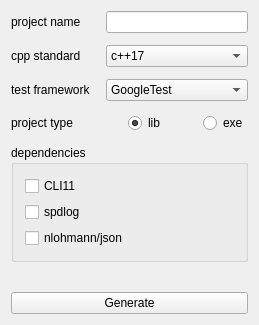
The window that src/app/mainwindow.ui (snezsky/gena) describes before a commit, drawn with Qt 5.
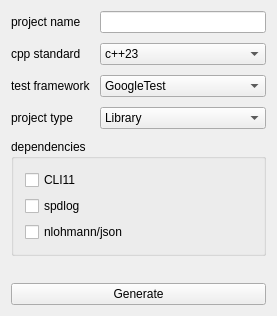
The same window after the commit.

Commit message: add new project type

Diff of the .ui file:
```diff
--- a/src/app/mainwindow.ui
+++ b/src/app/mainwindow.ui
@@ -6,8 +6,8 @@
    <rect>
     <x>0</x>
     <y>0</y>
-    <width>259</width>
-    <height>325</height>
+    <width>277</width>
+    <height>316</height>
    </rect>
   </property>
   <property name="windowTitle">
@@ -15,16 +15,40 @@
   </property>
   <widget class="QWidget" name="centralWidget">
    <layout class="QGridLayout" name="gridLayout">
-    <property name="horizontalSpacing">
-     <number>15</number>
-    </property>
     <property name="verticalSpacing">
-     <number>12</number>
+     <number>10</number>
     </property>
-    <item row="0" column="1" colspan="3">
+    <item row="0" column="0">
+     <widget class="QLabel" name="label_name">
+      <property name="text">
+       <string>project name</string>
+      </property>
+      <property name="alignment">
+       <set>Qt::AlignmentFlag::AlignLeading|Qt::AlignmentFlag::AlignLeft|Qt::AlignmentFlag::AlignVCenter</set>
+      </property>
+     </widget>
+    </item>
+    <item row="3" column="0">
+     <widget class="QLabel" name="label_type">
+      <property name="text">
+       <string>project type</string>
+      </property>
+      <property name="alignment">
+       <set>Qt::AlignmentFlag::AlignLeading|Qt::AlignmentFlag::AlignLeft|Qt::AlignmentFlag::AlignVCenter</set>
+      </property>
+     </widget>
+    </item>
+    <item row="2" column="0">
+     <widget class="QLabel" name="label_test_framework">
+      <property name="text">
+       <string>test framework</string>
+      </property>
+     </widget>
+    </item>
+    <item row="0" column="1" colspan="2">
      <widget class="QLineEdit" name="lineEdit_name"/>
     </item>
-    <item row="5" column="0" colspan="4">
+    <item row="4" column="0" colspan="3">
      <widget class="QGroupBox" name="groupBox_dependencies">
       <property name="title">
        <string>dependencies</string>
@@ -60,86 +84,7 @@
       </layout>
      </widget>
     </item>
-    <item row="4" column="0">
-     <widget class="QLabel" name="label_type">
-      <property name="text">
-       <string>project type</string>
-      </property>
-      <property name="alignment">
-       <set>Qt::AlignmentFlag::AlignLeading|Qt::AlignmentFlag::AlignLeft|Qt::AlignmentFlag::AlignVCenter</set>
-      </property>
-     </widget>
-    </item>
-    <item row="2" column="1" colspan="3">
-     <widget class="QComboBox" name="comboBox_cpp_standard">
-      <property name="currentText">
-       <string>c++23</string>
-      </property>
-      <item>
-       <property name="text">
-        <string>c++17</string>
-       </property>
-      </item>
-      <item>
-       <property name="text">
-        <string>c++20</string>
-       </property>
-      </item>
-      <item>
-       <property name="text">
-        <string>c++23</string>
-       </property>
-      </item>
-     </widget>
-    </item>
-    <item row="3" column="0">
-     <widget class="QLabel" name="label_test_framework">
-      <property name="text">
-       <string>test framework</string>
-      </property>
-     </widget>
-    </item>
-    <item row="0" column="0">
-     <widget class="QLabel" name="label_name">
-      <property name="text">
-       <string>project name</string>
-      </property>
-      <property name="alignment">
-       <set>Qt::AlignmentFlag::AlignLeading|Qt::AlignmentFlag::AlignLeft|Qt::AlignmentFlag::AlignVCenter</set>
-      </property>
-     </widget>
-    </item>
-    <item row="2" column="0">
-     <widget class="QLabel" name="label_cpp_standard">
-      <property name="text">
-       <string>cpp standard</string>
-      </property>
-      <property name="alignment">
-       <set>Qt::AlignmentFlag::AlignLeading|Qt::AlignmentFlag::AlignLeft|Qt::AlignmentFlag::AlignVCenter</set>
-      </property>
-     </widget>
-    </item>
-    <item row="4" column="3">
-     <widget class="QRadioButton" name="radioButton_exe">
-      <property name="text">
-       <string>exe</string>
-      </property>
-     </widget>
-    </item>
-    <item row="4" column="1" colspan="2" alignment="Qt::AlignmentFlag::AlignHCenter">
-     <widget class="QRadioButton" name="radioButton_lib">
-      <property name="text">
-       <string>lib</string>
-      </property>
-      <property name="checked">
-       <bool>true</bool>
-      </property>
-      <property name="autoRepeat">
-       <bool>true</bool>
-      </property>
-     </widget>
-    </item>
-    <item row="3" column="1" colspan="3">
+    <item row="2" column="1" colspan="2">
      <widget class="QComboBox" name="comboBox_test_framework">
       <property name="currentText">
        <string>GoogleTest</string>
@@ -161,7 +106,17 @@
       </item>
      </widget>
     </item>
-    <item row="7" column="0" colspan="4">
+    <item row="1" column="0">
+     <widget class="QLabel" name="label_cpp_standard">
+      <property name="text">
+       <string>cpp standard</string>
+      </property>
+      <property name="alignment">
+       <set>Qt::AlignmentFlag::AlignLeading|Qt::AlignmentFlag::AlignLeft|Qt::AlignmentFlag::AlignVCenter</set>
+      </property>
+     </widget>
+    </item>
+    <item row="6" column="0" colspan="3">
      <widget class="QPushButton" name="pushButton_generate">
       <property name="text">
        <string>Generate</string>
@@ -171,7 +126,7 @@
       </property>
      </widget>
     </item>
-    <item row="6" column="0" colspan="4">
+    <item row="5" column="0" colspan="3">
      <spacer name="verticalSpacer">
       <property name="orientation">
        <enum>Qt::Orientation::Vertical</enum>
@@ -184,6 +139,47 @@
       </property>
      </spacer>
     </item>
+    <item row="1" column="1" colspan="2">
+     <widget class="QComboBox" name="comboBox_cpp_standard">
+      <property name="currentText">
+       <string>c++23</string>
+      </property>
+      <item>
+       <property name="text">
+        <string>c++23</string>
+       </property>
+      </item>
+      <item>
+       <property name="text">
+        <string>c++20</string>
+       </property>
+      </item>
+      <item>
+       <property name="text">
+        <string>c++17</string>
+       </property>
+      </item>
+     </widget>
+    </item>
+    <item row="3" column="1" colspan="2">
+     <widget class="QComboBox" name="comboBox_project_type">
+      <item>
+       <property name="text">
+        <string>Library</string>
+       </property>
+      </item>
+      <item>
+       <property name="text">
+        <string>Executable</string>
+       </property>
+      </item>
+      <item>
+       <property name="text">
+        <string>QMainWindow</string>
+       </property>
+      </item>
+     </widget>
+    </item>
    </layout>
   </widget>
  </widget>
```
Left out of the diff: 3 changed lines with no effect on the pictures. The commit also changes 4 other files.
